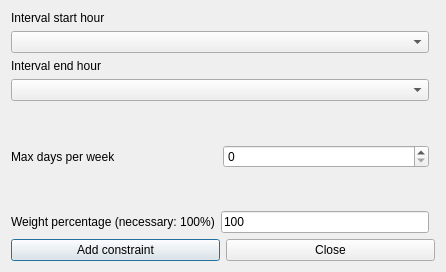
vonmecheln/fet, file fet/src/interface/addconstraintteachersintervalmaxdaysperweekform_template.ui: the form before one commit.
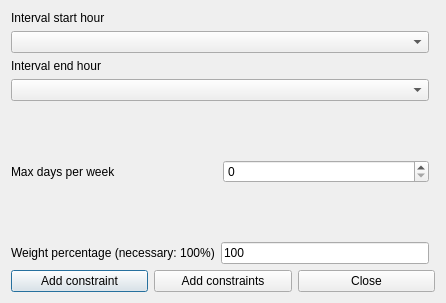
The form after the commit.

What changed in the file:
```diff
--- a/fet/src/interface/addconstraintteachersintervalmaxdaysperweekform_template.ui
+++ b/fet/src/interface/addconstraintteachersintervalmaxdaysperweekform_template.ui
@@ -7,7 +7,7 @@
     <x>0</x>
     <y>0</y>
     <width>446</width>
-    <height>272</height>
+    <height>303</height>
    </rect>
   </property>
   <property name="windowTitle">
@@ -23,6 +23,13 @@
        </property>
       </widget>
      </item>
+     <item>
+      <widget class="QPushButton" name="addConstraintsPushButton">
+       <property name="text">
+        <string>Add constraints</string>
+       </property>
+      </widget>
+     </item>
      <item>
       <widget class="QPushButton" name="closePushButton">
        <property name="text">
```
